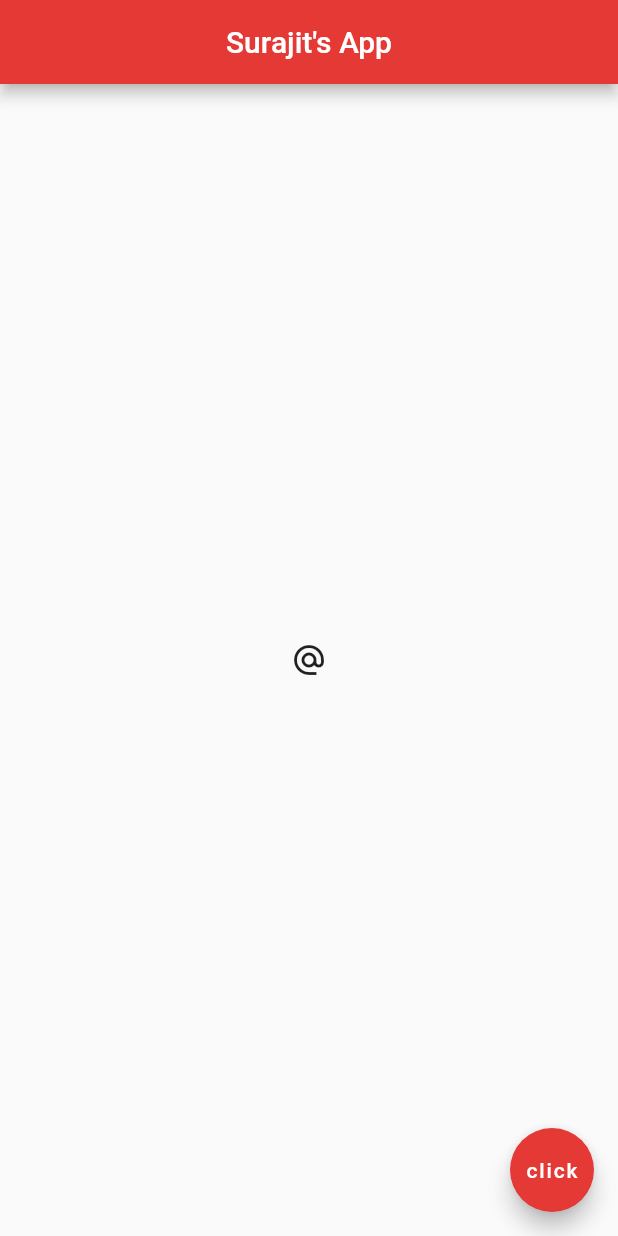
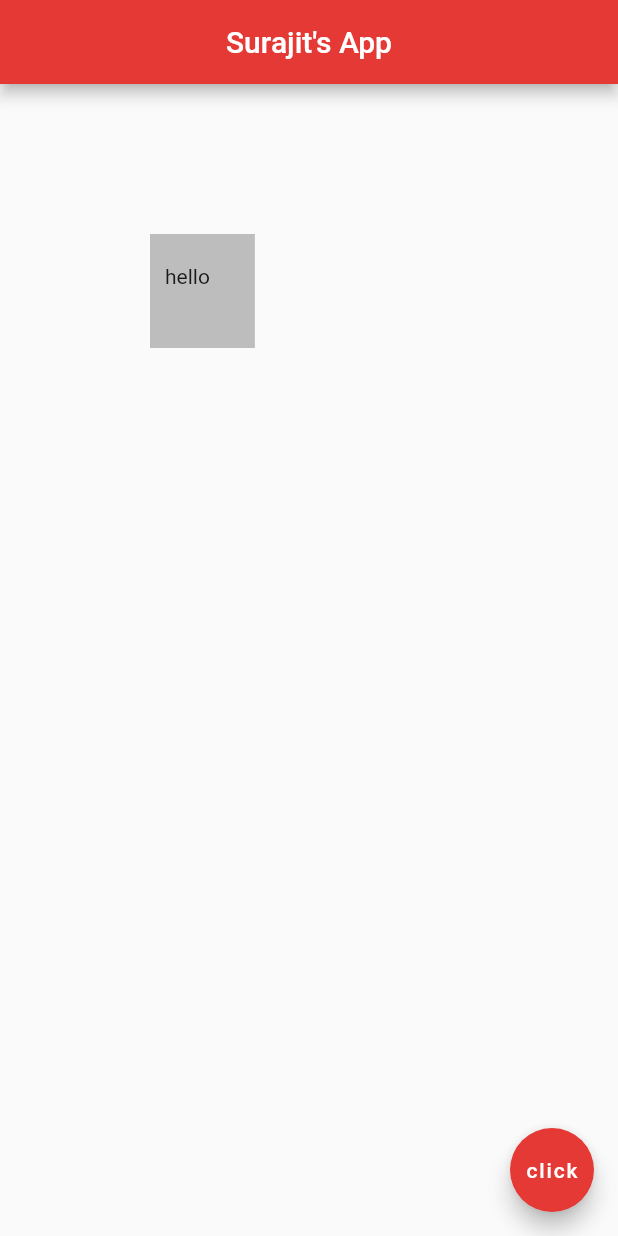
Before and after one commit to SURAJITSHAW/Learning-Flutter, a Flutter app: the screen it shows after launch, on a phone screen of 412 x 824 dp. Run offline on Flutter 3.47's test engine with Material 2 defaults, Android fonts, the phone set to English and light mode, and no system bars; project files that could hold a hidden picture were left out.

Commit message:
feat: Containers, Padding & Margin

```diff
--- a/my_first_flutter_app/lib/main.dart
+++ b/my_first_flutter_app/lib/main.dart
@@ -17,9 +17,12 @@
         centerTitle: true,
         backgroundColor: Colors.red[600],
       ),
-      body: Center(
-          child: IconButton(onPressed: () {}, icon: const Icon(Icons.alternate_email),),
-          ),
+      body: Container(
+        padding: const EdgeInsets.fromLTRB(10.0, 20.0, 30.0, 40.0),
+        margin: const EdgeInsets.all(100.0),
+        color: Colors.grey[400],
+        child: const Text('hello'),
+      ),
       floatingActionButton: FloatingActionButton(
         onPressed: () {},
         child: const Text('click'),
```
Also changed, not shown: 1 other file.
